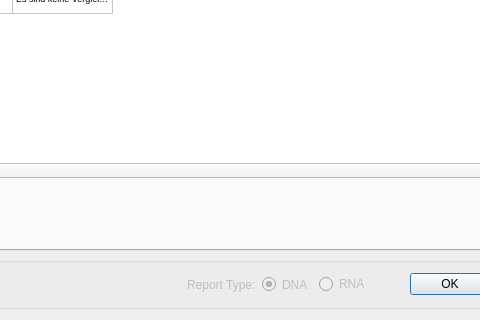
imgag/ngs-bits, file src/GSvar/SomaticReportDialog.ui: the form before one commit; both pictures show x 416 to 896 and y 222 to 542 of the 1015 by 542 pixel window.
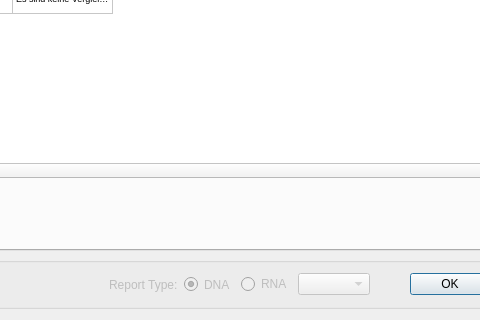
The form after the commit.

Commit message: Adapted somatic RNA report to recent changes in megSAP.

The edit to the form file:
```diff
--- a/src/GSvar/SomaticReportDialog.ui
+++ b/src/GSvar/SomaticReportDialog.ui
@@ -963,6 +963,13 @@
         </property>
        </widget>
       </item>
+      <item>
+       <widget class="QComboBox" name="rna_ids_for_report">
+        <property name="enabled">
+         <bool>false</bool>
+        </property>
+       </widget>
+      </item>
       <item>
        <widget class="QDialogButtonBox" name="ok_cancel_button">
         <property name="sizePolicy">
```
The commit also changes 7 other files.
